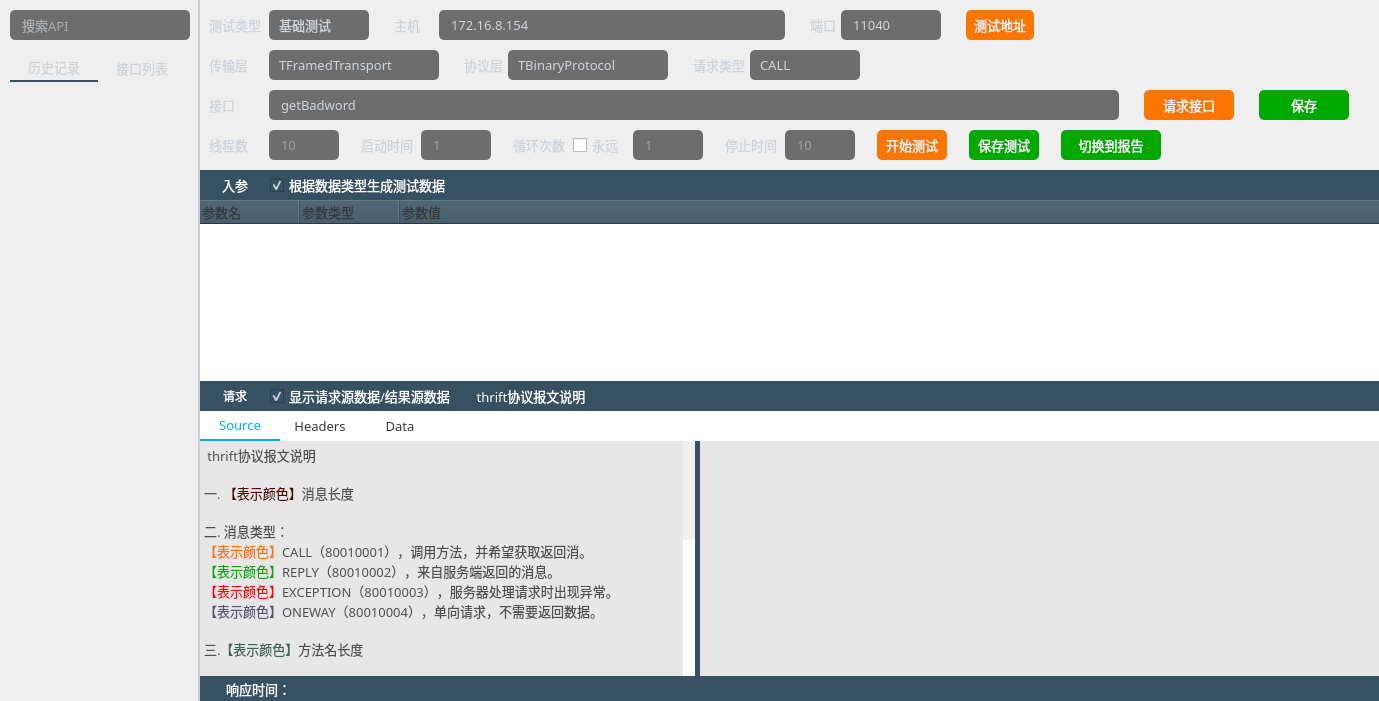
Before: the Qt Designer form thriftwidget.ui in HuaGouFdog/Fdog-Kit, drawn with Qt 5.
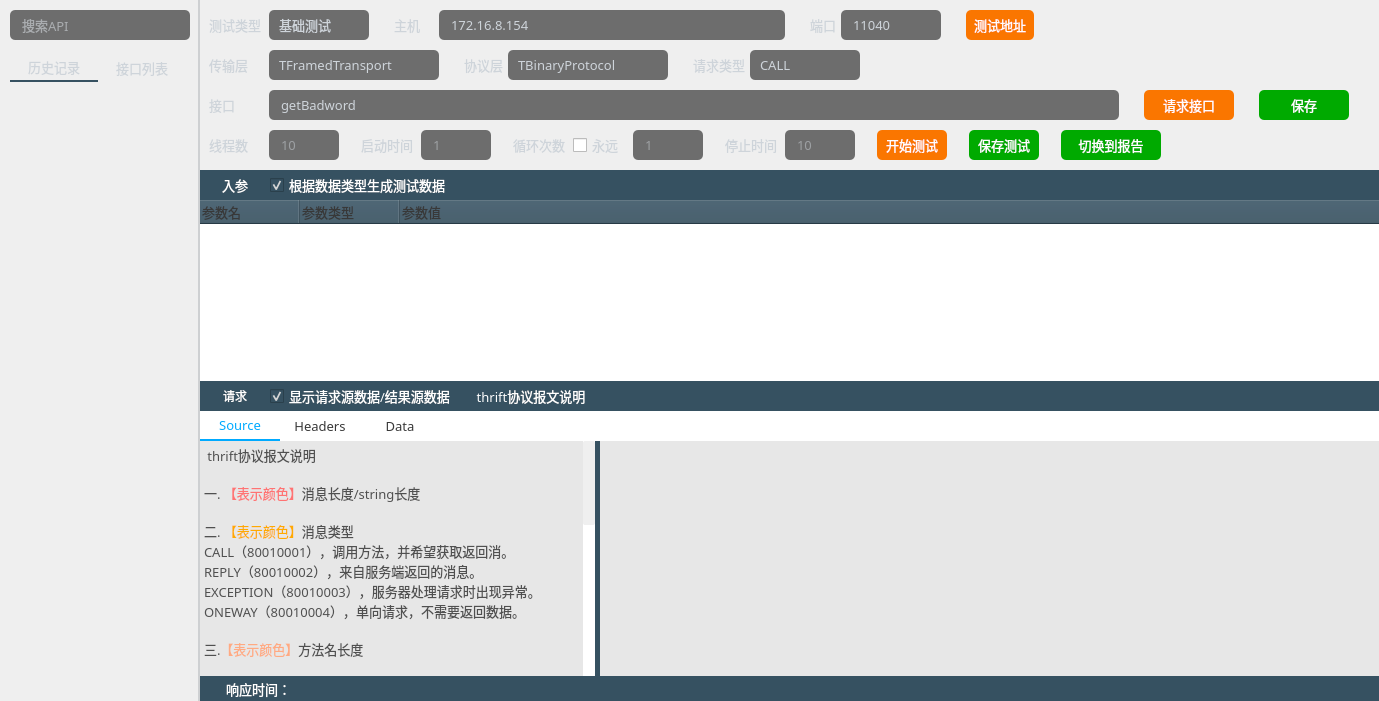
After: the same form once the commit is applied. Icons and pictures are not drawn.

Commit message: struct,list染色提交

Patch:
```diff
--- a/thriftwidget.ui
+++ b/thriftwidget.ui
@@ -2833,13 +2833,13 @@
                           <widget class="QTextEdit" name="textEdit_info">
                            <property name="minimumSize">
                             <size>
-                             <width>500</width>
+                             <width>400</width>
                              <height>0</height>
                             </size>
                            </property>
                            <property name="maximumSize">
                             <size>
-                             <width>500</width>
+                             <width>400</width>
                              <height>16777215</height>
                             </size>
                            </property>
@@ -2871,32 +2871,37 @@
 &lt;/style&gt;&lt;/head&gt;&lt;body style=&quot; font-family:'OPPOSans B'; font-size:10pt; font-weight:400; font-style:normal;&quot;&gt;
 &lt;p style=&quot; margin-top:0px; margin-bottom:0px; margin-left:0px; margin-right:0px; -qt-block-indent:0; text-indent:0px;&quot;&gt;&lt;span style=&quot; color:#505050;&quot;&gt; thrift协议报文说明&lt;/span&gt;&lt;/p&gt;
 &lt;p style=&quot;-qt-paragraph-type:empty; margin-top:0px; margin-bottom:0px; margin-left:0px; margin-right:0px; -qt-block-indent:0; text-indent:0px; color:#505050;&quot;&gt;&lt;br /&gt;&lt;/p&gt;
-&lt;p style=&quot; margin-top:0px; margin-bottom:0px; margin-left:0px; margin-right:0px; -qt-block-indent:0; text-indent:0px;&quot;&gt;&lt;span style=&quot; color:#505050;&quot;&gt;一. &lt;/span&gt;&lt;span style=&quot; color:#550000;&quot;&gt;【表示颜色】&lt;/span&gt;&lt;span style=&quot; color:#505050;&quot;&gt;消息长度&lt;/span&gt;&lt;/p&gt;
+&lt;p style=&quot; margin-top:0px; margin-bottom:0px; margin-left:0px; margin-right:0px; -qt-block-indent:0; text-indent:0px;&quot;&gt;&lt;span style=&quot; color:#505050;&quot;&gt;一. &lt;/span&gt;&lt;span style=&quot; color:#ff7373;&quot;&gt;【表示颜色】&lt;/span&gt;&lt;span style=&quot; color:#505050;&quot;&gt;消息长度/string长度&lt;/span&gt;&lt;/p&gt;
 &lt;p style=&quot;-qt-paragraph-type:empty; margin-top:0px; margin-bottom:0px; margin-left:0px; margin-right:0px; -qt-block-indent:0; text-indent:0px; color:#505050;&quot;&gt;&lt;br /&gt;&lt;/p&gt;
-&lt;p style=&quot; margin-top:0px; margin-bottom:0px; margin-left:0px; margin-right:0px; -qt-block-indent:0; text-indent:0px;&quot;&gt;&lt;span style=&quot; color:#505050;&quot;&gt;二. 消息类型：&lt;/span&gt;&lt;/p&gt;
-&lt;p style=&quot; margin-top:0px; margin-bottom:0px; margin-left:0px; margin-right:0px; -qt-block-indent:0; text-indent:0px;&quot;&gt;&lt;span style=&quot; color:#ff7300;&quot;&gt;【表示颜色】&lt;/span&gt;&lt;span style=&quot; color:#505050;&quot;&gt;CALL（80010001），调用方法，并希望获取返回消。	&lt;/span&gt;&lt;/p&gt;
-&lt;p style=&quot; margin-top:0px; margin-bottom:0px; margin-left:0px; margin-right:0px; -qt-block-indent:0; text-indent:0px;&quot;&gt;&lt;span style=&quot; color:#00aa00;&quot;&gt;【表示颜色】&lt;/span&gt;&lt;span style=&quot; color:#505050;&quot;&gt;REPLY（80010002），来自服务端返回的消息。	&lt;/span&gt;&lt;/p&gt;
-&lt;p style=&quot; margin-top:0px; margin-bottom:0px; margin-left:0px; margin-right:0px; -qt-block-indent:0; text-indent:0px;&quot;&gt;&lt;span style=&quot; color:#ff0000;&quot;&gt;【表示颜色】&lt;/span&gt;&lt;span style=&quot; color:#505050;&quot;&gt;EXCEPTION（80010003），服务器处理请求时出现异常。	&lt;/span&gt;&lt;/p&gt;
-&lt;p style=&quot; margin-top:0px; margin-bottom:0px; margin-left:0px; margin-right:0px; -qt-block-indent:0; text-indent:0px;&quot;&gt;&lt;span style=&quot; color:#555578;&quot;&gt;【表示颜色】&lt;/span&gt;&lt;span style=&quot; color:#505050;&quot;&gt;ONEWAY（80010004），单向请求，不需要返回数据。&lt;/span&gt;&lt;/p&gt;
+&lt;p style=&quot; margin-top:0px; margin-bottom:0px; margin-left:0px; margin-right:0px; -qt-block-indent:0; text-indent:0px;&quot;&gt;&lt;span style=&quot; color:#505050;&quot;&gt;二. &lt;/span&gt;&lt;span style=&quot; color:#ffaa00;&quot;&gt;【表示颜色】&lt;/span&gt;&lt;span style=&quot; color:#505050;&quot;&gt;消息类型&lt;/span&gt;&lt;/p&gt;
+&lt;p style=&quot; margin-top:0px; margin-bottom:0px; margin-left:0px; margin-right:0px; -qt-block-indent:0; text-indent:0px;&quot;&gt;&lt;span style=&quot; color:#505050;&quot;&gt;CALL（80010001），调用方法，并希望获取返回消。	&lt;/span&gt;&lt;/p&gt;
+&lt;p style=&quot; margin-top:0px; margin-bottom:0px; margin-left:0px; margin-right:0px; -qt-block-indent:0; text-indent:0px;&quot;&gt;&lt;span style=&quot; color:#505050;&quot;&gt;REPLY（80010002），来自服务端返回的消息。	&lt;/span&gt;&lt;/p&gt;
+&lt;p style=&quot; margin-top:0px; margin-bottom:0px; margin-left:0px; margin-right:0px; -qt-block-indent:0; text-indent:0px;&quot;&gt;&lt;span style=&quot; color:#505050;&quot;&gt;EXCEPTION（80010003），服务器处理请求时出现异常。	&lt;/span&gt;&lt;/p&gt;
+&lt;p style=&quot; margin-top:0px; margin-bottom:0px; margin-left:0px; margin-right:0px; -qt-block-indent:0; text-indent:0px;&quot;&gt;&lt;span style=&quot; color:#505050;&quot;&gt;ONEWAY（80010004），单向请求，不需要返回数据。&lt;/span&gt;&lt;/p&gt;
 &lt;p style=&quot;-qt-paragraph-type:empty; margin-top:0px; margin-bottom:0px; margin-left:0px; margin-right:0px; -qt-block-indent:0; text-indent:0px; color:#505050;&quot;&gt;&lt;br /&gt;&lt;/p&gt;
-&lt;p style=&quot; margin-top:0px; margin-bottom:0px; margin-left:0px; margin-right:0px; -qt-block-indent:0; text-indent:0px;&quot;&gt;&lt;span style=&quot; color:#505050;&quot;&gt;三.&lt;/span&gt;&lt;span style=&quot; color:#3c645a;&quot;&gt;【表示颜色】&lt;/span&gt;&lt;span style=&quot; color:#505050;&quot;&gt;方法名长度&lt;/span&gt;&lt;/p&gt;
+&lt;p style=&quot; margin-top:0px; margin-bottom:0px; margin-left:0px; margin-right:0px; -qt-block-indent:0; text-indent:0px;&quot;&gt;&lt;span style=&quot; color:#505050;&quot;&gt;三.&lt;/span&gt;&lt;span style=&quot; color:#ffaa82;&quot;&gt;【表示颜色】&lt;/span&gt;&lt;span style=&quot; color:#505050;&quot;&gt;方法名长度&lt;/span&gt;&lt;/p&gt;
 &lt;p style=&quot;-qt-paragraph-type:empty; margin-top:0px; margin-bottom:0px; margin-left:0px; margin-right:0px; -qt-block-indent:0; text-indent:0px; color:#505050;&quot;&gt;&lt;br /&gt;&lt;/p&gt;
-&lt;p style=&quot; margin-top:0px; margin-bottom:0px; margin-left:0px; margin-right:0px; -qt-block-indent:0; text-indent:0px;&quot;&gt;&lt;span style=&quot; color:#505050;&quot;&gt;四.&lt;/span&gt;&lt;span style=&quot; color:#ffaa82;&quot;&gt;【表示颜色】&lt;/span&gt;&lt;span style=&quot; color:#505050;&quot;&gt;方法名&lt;/span&gt;&lt;/p&gt;
+&lt;p style=&quot; margin-top:0px; margin-bottom:0px; margin-left:0px; margin-right:0px; -qt-block-indent:0; text-indent:0px;&quot;&gt;&lt;span style=&quot; color:#505050;&quot;&gt;四.【表示颜色】方法名&lt;/span&gt;&lt;/p&gt;
 &lt;p style=&quot;-qt-paragraph-type:empty; margin-top:0px; margin-bottom:0px; margin-left:0px; margin-right:0px; -qt-block-indent:0; text-indent:0px; color:#505050;&quot;&gt;&lt;br /&gt;&lt;/p&gt;
 &lt;p style=&quot; margin-top:0px; margin-bottom:0px; margin-left:0px; margin-right:0px; -qt-block-indent:0; text-indent:0px;&quot;&gt;&lt;span style=&quot; color:#505050;&quot;&gt;五.&lt;/span&gt;&lt;span style=&quot; color:#55007f;&quot;&gt;【表示颜色】&lt;/span&gt;&lt;span style=&quot; color:#505050;&quot;&gt;流水号&lt;/span&gt;&lt;/p&gt;
 &lt;p style=&quot;-qt-paragraph-type:empty; margin-top:0px; margin-bottom:0px; margin-left:0px; margin-right:0px; -qt-block-indent:0; text-indent:0px; color:#505050;&quot;&gt;&lt;br /&gt;&lt;/p&gt;
 &lt;p style=&quot; margin-top:0px; margin-bottom:0px; margin-left:0px; margin-right:0px; -qt-block-indent:0; text-indent:0px;&quot;&gt;&lt;span style=&quot; color:#505050;&quot;&gt;六. 数据类型&lt;/span&gt;&lt;/p&gt;
-&lt;p style=&quot; margin-top:0px; margin-bottom:0px; margin-left:0px; margin-right:0px; -qt-block-indent:0; text-indent:0px;&quot;&gt;&lt;span style=&quot; color:#005500;&quot;&gt;【表示颜色】&lt;/span&gt;&lt;span style=&quot; color:#505050;&quot;&gt;bool类型（类型2）   &lt;/span&gt;&lt;span style=&quot; color:#500a0a;&quot;&gt;【表示颜色】&lt;/span&gt;&lt;span style=&quot; color:#505050;&quot;&gt;byte类型（类型3）	&lt;/span&gt;&lt;/p&gt;
-&lt;p style=&quot; margin-top:0px; margin-bottom:0px; margin-left:0px; margin-right:0px; -qt-block-indent:0; text-indent:0px;&quot;&gt;&lt;span style=&quot; color:#00aaff;&quot;&gt;【表示颜色】&lt;/span&gt;&lt;span style=&quot; color:#505050;&quot;&gt;i16类型（类型6）      &lt;/span&gt;&lt;span style=&quot; color:#ff00ff;&quot;&gt;【表示颜色】&lt;/span&gt;&lt;span style=&quot; color:#505050;&quot;&gt;i32类型（类型8）&lt;/span&gt;&lt;/p&gt;
-&lt;p style=&quot; margin-top:0px; margin-bottom:0px; margin-left:0px; margin-right:0px; -qt-block-indent:0; text-indent:0px;&quot;&gt;&lt;span style=&quot; color:#ff0000;&quot;&gt;【表示颜色】&lt;/span&gt;&lt;span style=&quot; color:#505050;&quot;&gt;i64类型（类型10）    &lt;/span&gt;&lt;span style=&quot; color:#000082;&quot;&gt;【表示颜色】&lt;/span&gt;&lt;span style=&quot; color:#505050;&quot;&gt;double类型（类型4）&lt;/span&gt;&lt;/p&gt;
-&lt;p style=&quot; margin-top:0px; margin-bottom:0px; margin-left:0px; margin-right:0px; -qt-block-indent:0; text-indent:0px;&quot;&gt;&lt;span style=&quot; color:#aaaa00;&quot;&gt;【表示颜色】&lt;/span&gt;&lt;span style=&quot; color:#505050;&quot;&gt;string类型（类型11）&lt;/span&gt;&lt;span style=&quot; color:#0055ff;&quot;&gt;【表示颜色】&lt;/span&gt;&lt;span style=&quot; color:#505050;&quot;&gt;struct类型（类型12）&lt;/span&gt;&lt;/p&gt;
-&lt;p style=&quot; margin-top:0px; margin-bottom:0px; margin-left:0px; margin-right:0px; -qt-block-indent:0; text-indent:0px;&quot;&gt;&lt;span style=&quot; color:#5500ff;&quot;&gt;【表示颜色】&lt;/span&gt;&lt;span style=&quot; color:#505050;&quot;&gt;map类型（类型13）  &lt;/span&gt;&lt;span style=&quot; color:#ffaa00;&quot;&gt;【表示颜色】&lt;/span&gt;&lt;span style=&quot; color:#505050;&quot;&gt;set类型（类型14）&lt;/span&gt;&lt;/p&gt;
+&lt;p style=&quot; margin-top:0px; margin-bottom:0px; margin-left:0px; margin-right:0px; -qt-block-indent:0; text-indent:0px;&quot;&gt;&lt;span style=&quot; color:#005500;&quot;&gt;【表示颜色】&lt;/span&gt;&lt;span style=&quot; color:#505050;&quot;&gt;bool类型（类型2）   &lt;/span&gt;&lt;/p&gt;
+&lt;p style=&quot; margin-top:0px; margin-bottom:0px; margin-left:0px; margin-right:0px; -qt-block-indent:0; text-indent:0px;&quot;&gt;&lt;span style=&quot; color:#500a0a;&quot;&gt;【表示颜色】&lt;/span&gt;&lt;span style=&quot; color:#505050;&quot;&gt;byte类型（类型3）&lt;/span&gt;&lt;/p&gt;
+&lt;p style=&quot; margin-top:0px; margin-bottom:0px; margin-left:0px; margin-right:0px; -qt-block-indent:0; text-indent:0px;&quot;&gt;&lt;span style=&quot; color:#000082;&quot;&gt;【表示颜色】&lt;/span&gt;&lt;span style=&quot; color:#505050;&quot;&gt;double类型（类型4）	&lt;/span&gt;&lt;/p&gt;
+&lt;p style=&quot; margin-top:0px; margin-bottom:0px; margin-left:0px; margin-right:0px; -qt-block-indent:0; text-indent:0px;&quot;&gt;&lt;span style=&quot; color:#00aaff;&quot;&gt;【表示颜色】&lt;/span&gt;&lt;span style=&quot; color:#505050;&quot;&gt;i16类型（类型6）      &lt;/span&gt;&lt;/p&gt;
+&lt;p style=&quot; margin-top:0px; margin-bottom:0px; margin-left:0px; margin-right:0px; -qt-block-indent:0; text-indent:0px;&quot;&gt;&lt;span style=&quot; color:#ff00ff;&quot;&gt;【表示颜色】&lt;/span&gt;&lt;span style=&quot; color:#505050;&quot;&gt;i32类型（类型8）&lt;/span&gt;&lt;/p&gt;
+&lt;p style=&quot; margin-top:0px; margin-bottom:0px; margin-left:0px; margin-right:0px; -qt-block-indent:0; text-indent:0px;&quot;&gt;&lt;span style=&quot; color:#00a096;&quot;&gt;【表示颜色】&lt;/span&gt;&lt;span style=&quot; color:#505050;&quot;&gt;i64类型（类型10）    &lt;/span&gt;&lt;/p&gt;
+&lt;p style=&quot; margin-top:0px; margin-bottom:0px; margin-left:0px; margin-right:0px; -qt-block-indent:0; text-indent:0px;&quot;&gt;&lt;span style=&quot; color:#aaaa00;&quot;&gt;【表示颜色】&lt;/span&gt;&lt;span style=&quot; color:#505050;&quot;&gt;string类型（类型11）&lt;/span&gt;&lt;/p&gt;
+&lt;p style=&quot; margin-top:0px; margin-bottom:0px; margin-left:0px; margin-right:0px; -qt-block-indent:0; text-indent:0px;&quot;&gt;&lt;span style=&quot; color:#0055ff;&quot;&gt;【表示颜色】&lt;/span&gt;&lt;span style=&quot; color:#505050;&quot;&gt;struct类型（类型12）&lt;/span&gt;&lt;/p&gt;
+&lt;p style=&quot; margin-top:0px; margin-bottom:0px; margin-left:0px; margin-right:0px; -qt-block-indent:0; text-indent:0px;&quot;&gt;&lt;span style=&quot; color:#5500ff;&quot;&gt;【表示颜色】&lt;/span&gt;&lt;span style=&quot; color:#505050;&quot;&gt;map类型（类型13）  &lt;/span&gt;&lt;/p&gt;
+&lt;p style=&quot; margin-top:0px; margin-bottom:0px; margin-left:0px; margin-right:0px; -qt-block-indent:0; text-indent:0px;&quot;&gt;&lt;span style=&quot; color:#ff7300;&quot;&gt;【表示颜色】&lt;/span&gt;&lt;span style=&quot; color:#505050;&quot;&gt;set类型（类型14）&lt;/span&gt;&lt;/p&gt;
 &lt;p style=&quot; margin-top:0px; margin-bottom:0px; margin-left:0px; margin-right:0px; -qt-block-indent:0; text-indent:0px;&quot;&gt;&lt;span style=&quot; color:#55aa82;&quot;&gt;【表示颜色】&lt;/span&gt;&lt;span style=&quot; color:#505050;&quot;&gt;list类型（类型15）&lt;/span&gt;&lt;/p&gt;
 &lt;p style=&quot;-qt-paragraph-type:empty; margin-top:0px; margin-bottom:0px; margin-left:0px; margin-right:0px; -qt-block-indent:0; text-indent:0px; color:#505050;&quot;&gt;&lt;br /&gt;&lt;/p&gt;
 &lt;p style=&quot; margin-top:0px; margin-bottom:0px; margin-left:0px; margin-right:0px; -qt-block-indent:0; text-indent:0px;&quot;&gt;&lt;span style=&quot; color:#505050;&quot;&gt;七. 其他&lt;/span&gt;&lt;/p&gt;
-&lt;p style=&quot; margin-top:0px; margin-bottom:0px; margin-left:0px; margin-right:0px; -qt-block-indent:0; text-indent:0px;&quot;&gt;&lt;span style=&quot; color:#000000;&quot;&gt;【表示颜色】&lt;/span&gt;&lt;span style=&quot; color:#505050;&quot;&gt;字段序号&lt;/span&gt;&lt;/p&gt;
+&lt;p style=&quot; margin-top:0px; margin-bottom:0px; margin-left:0px; margin-right:0px; -qt-block-indent:0; text-indent:0px;&quot;&gt;&lt;span style=&quot; color:#00aa00;&quot;&gt;【表示颜色】&lt;/span&gt;&lt;span style=&quot; color:#505050;&quot;&gt;字段序号&lt;/span&gt;&lt;/p&gt;
 &lt;p style=&quot; margin-top:0px; margin-bottom:0px; margin-left:0px; margin-right:0px; -qt-block-indent:0; text-indent:0px;&quot;&gt;&lt;span style=&quot; color:#000000;&quot;&gt;【表示颜色】&lt;/span&gt;&lt;span style=&quot; color:#505050;&quot;&gt;结束符（00）&lt;/span&gt;&lt;/p&gt;
-&lt;p style=&quot; margin-top:0px; margin-bottom:0px; margin-left:0px; margin-right:0px; -qt-block-indent:0; text-indent:0px;&quot;&gt;&lt;span style=&quot; color:#5f5f5f;&quot;&gt;【表示颜色】&lt;/span&gt;&lt;span style=&quot; color:#505050;&quot;&gt;值&lt;/span&gt;&lt;/p&gt;&lt;/body&gt;&lt;/html&gt;</string>
+&lt;p style=&quot; margin-top:0px; margin-bottom:0px; margin-left:0px; margin-right:0px; -qt-block-indent:0; text-indent:0px;&quot;&gt;&lt;span style=&quot; color:#ff0000;&quot;&gt;【表示颜色】&lt;/span&gt;&lt;span style=&quot; color:#505050;&quot;&gt;值&lt;/span&gt;&lt;/p&gt;&lt;/body&gt;&lt;/html&gt;</string>
                            </property>
                            <property name="cursorWidth">
                             <number>2</number>
@@ -2918,7 +2923,7 @@
                            <property name="styleSheet">
                             <string notr="true">QTextEdit{
 color: rgb(80, 80, 80);
-background-color: rgb(229, 229, 229);
+	background-color: rgb(231, 231, 231);
 border: 1px solid rgba(255, 255, 255, 0);
 border-radius: 0px;
 padding-left:10px;
```
The commit also changes 3 other files.
